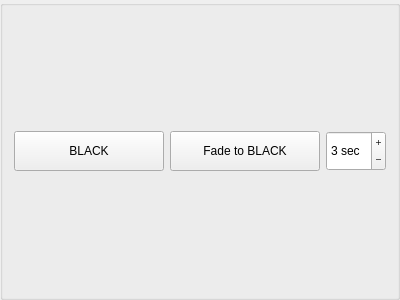
Above: StageRunner/gui/lightcontrolwidget.ui from Pit1966/StageRunner before the change. Below: the same form after it.
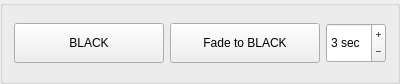
That is the form after the change. Icons and pictures are not drawn.

The edit to the form file:
```diff
--- a/StageRunner/gui/lightcontrolwidget.ui
+++ b/StageRunner/gui/lightcontrolwidget.ui
@@ -7,7 +7,7 @@
     <x>0</x>
     <y>0</y>
     <width>400</width>
-    <height>300</height>
+    <height>84</height>
    </rect>
   </property>
   <property name="windowTitle">
```
Left out of the diff: 8 changed lines with no effect on the pictures.
